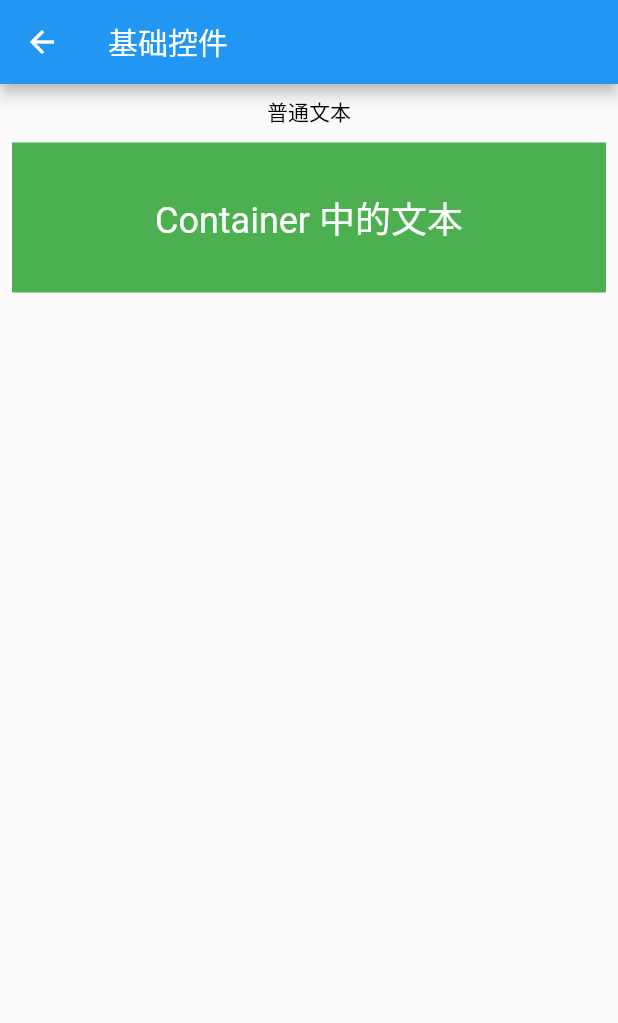
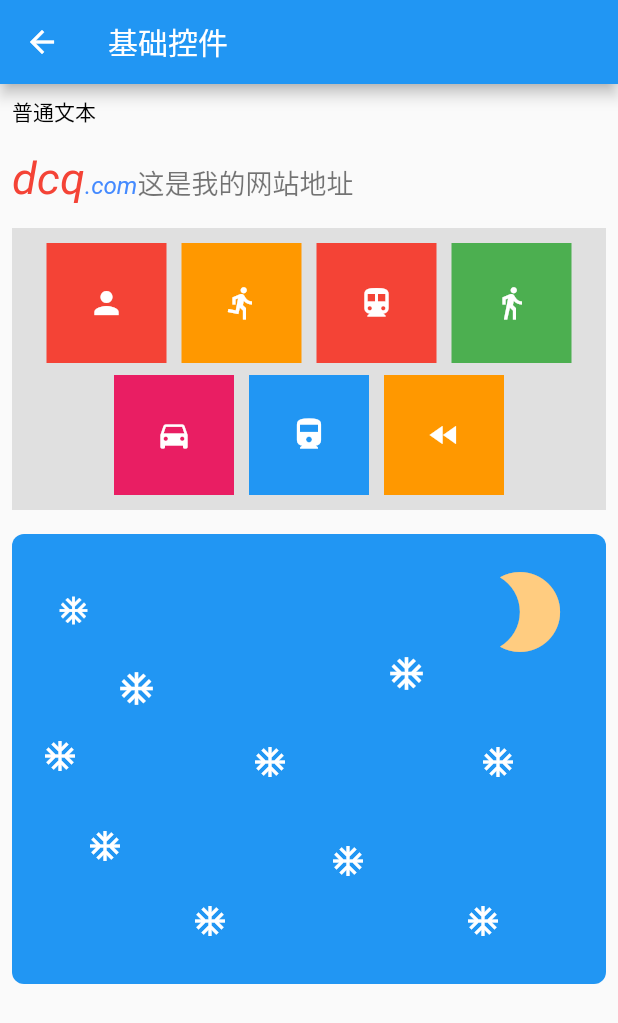
Before and after one commit to dcq123/flutter-learn, a Flutter app: the BaseWidgetPage screen opened by its route, on a phone screen of 412 x 824 dp. Shown: the top 1023 px of the screen. Run offline on Flutter 3.47's test engine with Material 2 defaults, Android fonts, the phone set to English and light mode, and no system bars; our stand-ins replace fluttertoast; network calls fail.

Commit message:
基础组件

```diff
--- a/lib/pages/base/BaseWidget.dart
+++ b/lib/pages/base/BaseWidget.dart
@@ -11,28 +11,165 @@ class BaseWidgetPage extends StatelessWidget {
       ),
       body: Padding(
         padding: const EdgeInsets.all(8.0),
-        child: Container(
-          width: double.infinity,
-          child: Column(
-            crossAxisAlignment: CrossAxisAlignment.center,
-            children: <Widget>[
-              Text("普通文本", style: TextStyle(color: Colors.black)),
-              SizedBox(height: 10),
-              Container(
-                  height: 100,
-                  color: Colors.green,
-                  padding: EdgeInsets.all(10),
-                  alignment: Alignment.center,
-                  child: Text(
-                    "Container 中的文本",
-                    textAlign: TextAlign.left,
-                    style: TextStyle(color: Colors.white, fontSize: 24),
-                  )),
-              SizedBox(height: 10),
-            ],
-          ),
+        child: ListView(
+          children: <Widget>[
+            Text("普通文本", style: TextStyle(color: Colors.black)),
+            SizedBox(height: 16),
+            MyRichText(),
+            SizedBox(height: 16),
+            MyContainer(),
+            SizedBox(height: 16),
+            MyStackWidget()
+          ],
         ),
       ),
     );
   }
 }
+
+class MyRichText extends StatelessWidget {
+  const MyRichText({Key key}) : super(key: key);
+
+  @override
+  Widget build(BuildContext context) {
+    return RichText(
+      text: TextSpan(
+          text: "dcq",
+          style: TextStyle(
+              fontSize: 30, color: Colors.red, fontStyle: FontStyle.italic),
+          children: [
+            TextSpan(
+                text: ".com",
+                style: TextStyle(fontSize: 16, color: Colors.blueAccent)),
+            TextSpan(
+                text: "这是我的网站地址",
+                style: TextStyle(
+                    fontSize: 18,
+                    fontStyle: FontStyle.normal,
+                    color: Colors.black54,
+                    textBaseline: TextBaseline.alphabetic))
+          ]),
+    );
+  }
+}
+
+//  使用Wrap包裹组件，可以实现自动换行的效果
+class MyContainer extends StatelessWidget {
+  const MyContainer({Key key}) : super(key: key);
+
+  @override
+  Widget build(BuildContext context) {
+    return Container(
+      color: Colors.grey[300],
+      padding: EdgeInsets.all(10),
+      child: Wrap(
+        spacing: 10,
+        runSpacing: 8.0,
+        alignment: WrapAlignment.center,
+        children: <Widget>[
+          IconBadge(),
+          IconBadge(icon: Icons.directions_run, bgColor: Colors.orange),
+          IconBadge(icon: Icons.directions_subway, bgColor: Colors.red),
+          IconBadge(icon: Icons.directions_walk, bgColor: Colors.green),
+          IconBadge(icon: Icons.directions_car, bgColor: Colors.pink),
+          IconBadge(icon: Icons.directions_railway, bgColor: Colors.blue),
+          IconBadge(icon: Icons.fast_rewind, bgColor: Colors.orange),
+        ],
+      ),
+    );
+  }
+}
+
+// 自定义的Icon图标
+class IconBadge extends StatelessWidget {
+  final Color bgColor;
+  final IconData icon;
+
+  IconBadge({Key key, this.icon = Icons.person, this.bgColor = Colors.red})
+      : super(key: key);
+
+  @override
+  Widget build(BuildContext context) {
+    return Container(
+      width: 80,
+      height: 80,
+      decoration: BoxDecoration(color: this.bgColor),
+      child: Icon(
+        this.icon,
+        color: Colors.white,
+      ),
+    );
+  }
+}
+
+class MyStackWidget extends StatelessWidget {
+  const MyStackWidget({Key key}) : super(key: key);
+
+  @override
+  Widget build(BuildContext context) {
+    return Stack(
+      children: <Widget>[
+        Container(
+          height: 300,
+          alignment: Alignment.topRight,
+          padding: EdgeInsets.only(right: 20, top: 20),
+          decoration: BoxDecoration(
+            color: Colors.blue,
+            borderRadius: BorderRadius.circular(8),
+          ),
+          child: Icon(Icons.brightness_2, size: 64, color: Colors.orange[200]),
+        ),
+        Positioned(
+          top: 80,
+          right: 120,
+          child: Icon(Icons.ac_unit, color: Colors.white, size: 26),
+        ),
+        Positioned(
+          top: 40,
+          left: 30,
+          child: Icon(Icons.ac_unit, color: Colors.white, size: 22),
+        ),
+        Positioned(
+          top: 90,
+          left: 70,
+          child: Icon(Icons.ac_unit, color: Colors.white, size: 26),
+        ),
+        Positioned(
+          top: 140,
+          left: 160,
+          child: Icon(Icons.ac_unit, color: Colors.white, size: 24),
+        ),
+        Positioned(
+          top: 140,
+          right: 60,
+          child: Icon(Icons.ac_unit, color: Colors.white, size: 24),
+        ),
+        Positioned(
+          bottom: 140,
+          left: 20,
+          child: Icon(Icons.ac_unit, color: Colors.white, size: 24),
+        ),
+        Positioned(
+          bottom: 80,
+          left: 50,
+          child: Icon(Icons.ac_unit, color: Colors.white, size: 24),
+        ),
+        Positioned(
+          bottom: 30,
+          left: 120,
+          child: Icon(Icons.ac_unit, color: Colors.white, size: 24),
+        ),
+        Positioned(
+          bottom: 30,
+          right: 70,
+          child: Icon(Icons.ac_unit, color: Colors.white, size: 24),
+        ),
+        Positioned(
+          bottom: 70,
+          right: 160,
+          child: Icon(Icons.ac_unit, color: Colors.white, size: 24),
+        ),
+      ],
+    );
+  }
+}
--- a/lib/pages/tabbar/tab_item.dart
+++ b/lib/pages/tabbar/tab_item.dart
@@ -15,6 +15,7 @@ class TabItem extends StatelessWidget {
           size: 80,
           color: Colors.black12,
         ),
+        SizedBox(height: 16,),
         Text(
           content,
           style: TextStyle(color: Colors.black54, fontSize: 20),
```
